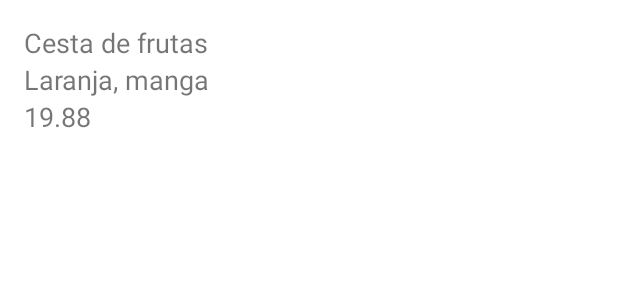
After one commit to jonathantecsantos/app_kotlin, an Android app: the layout produto_item.xml on its own in the app's theme, with its tools: preview values and no code run, on a phone screen of 412 x 824 dp. The commit adds this screen. Shown: the top 300 px of the screen. Run offline under Robolectric (Android 15) with nearby library versions, the phone set to English and light mode, and no system bars.

Commit message:
Ajustes de layout e add RecyclerView

```diff
--- a/app/src/main/res/layout/activity_main.xml
+++ b/app/src/main/res/layout/activity_main.xml
@@ -1,17 +1,18 @@
 <?xml version="1.0" encoding="utf-8"?>
-<androidx.constraintlayout.widget.ConstraintLayout
-    xmlns:android="http://schemas.android.com/apk/res/android"
+<androidx.constraintlayout.widget.ConstraintLayout xmlns:android="http://schemas.android.com/apk/res/android"
     xmlns:app="http://schemas.android.com/apk/res-auto"
     xmlns:tools="http://schemas.android.com/tools"
     android:layout_width="match_parent"
     android:layout_height="match_parent">
 
-    <TextView
-        android:id="@+id/textView"
-        android:layout_width="wrap_content"
-        android:layout_height="wrap_content"
-        android:text="Menu Principal"
+
+    <androidx.recyclerview.widget.RecyclerView
+        android:layout_width="0dp"
+        android:layout_height="0dp"
+        app:layout_constraintBottom_toBottomOf="parent"
         app:layout_constraintEnd_toEndOf="parent"
         app:layout_constraintStart_toStartOf="parent"
-        tools:layout_editor_absoluteY="16dp" />
+        app:layout_constraintTop_toTopOf="parent"
+        tools:ignore="MissingConstraints"
+        tools:listitem="@layout/produto_item" />
 </androidx.constraintlayout.widget.ConstraintLayout>
--- /dev/null
+++ b/app/src/main/res/layout/produto_item.xml
@@ -0,0 +1,44 @@
+<?xml version="1.0" encoding="utf-8"?>
+<androidx.constraintlayout.widget.ConstraintLayout xmlns:android="http://schemas.android.com/apk/res/android"
+    android:layout_width="match_parent"
+    android:layout_height="wrap_content"
+    xmlns:tools="http://schemas.android.com/tools"
+    xmlns:app="http://schemas.android.com/apk/res-auto">
+
+    <TextView
+        android:id="@+id/nome"
+        android:layout_width="0dp"
+        android:layout_height="wrap_content"
+        android:layout_margin="16dp"
+        tools:text="Cesta de frutas"
+        android:textSize="18sp"
+        app:layout_constraintEnd_toEndOf="parent"
+        app:layout_constraintStart_toStartOf="parent"
+        app:layout_constraintTop_toTopOf="parent" />
+
+    <TextView
+        android:id="@+id/descricao"
+        android:layout_width="0dp"
+        android:layout_height="wrap_content"
+        android:layout_marginStart="16dp"
+        android:layout_marginEnd="16dp"
+        tools:text="Laranja, manga"
+        android:textSize="18sp"
+        app:layout_constraintEnd_toEndOf="parent"
+        app:layout_constraintStart_toStartOf="parent"
+        app:layout_constraintTop_toBottomOf="@id/nome" />
+
+    <TextView
+        android:id="@+id/valor"
+        android:layout_width="0dp"
+        android:layout_height="wrap_content"
+        android:layout_marginStart="16dp"
+        android:layout_marginEnd="16dp"
+        tools:text="19.88"
+        android:textSize="18sp"
+        app:layout_constraintEnd_toEndOf="parent"
+        app:layout_constraintStart_toStartOf="parent"
+        app:layout_constraintTop_toBottomOf="@id/descricao" />
+
+
+</androidx.constraintlayout.widget.ConstraintLayout>
```
Also changed, not shown: app/src/main/java/com/alura/orgs/MainActivity.kt (+10 -0 lines), 1 other file.
